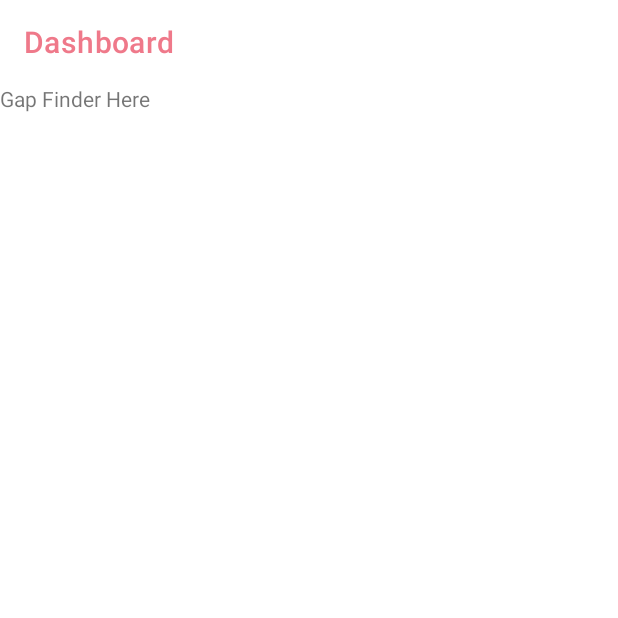
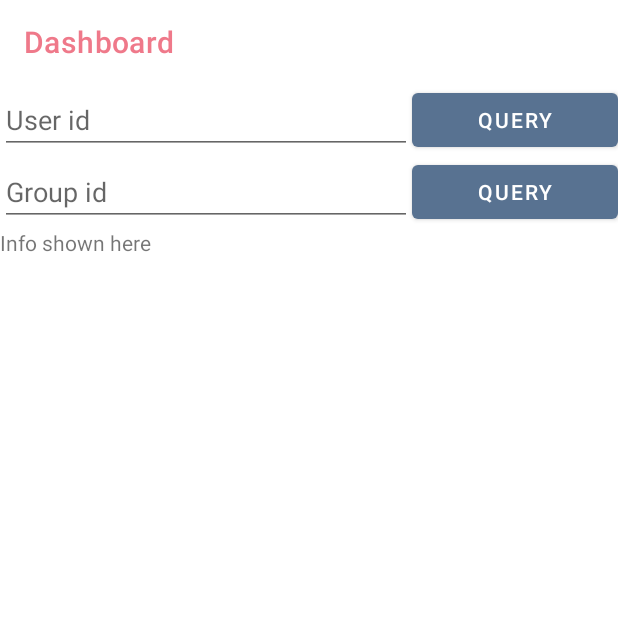
Before and after one commit to thespacemanatee/Beaver-App, an Android app: the fragment GapFinderFragment placed in its activity, on a phone screen of 412 x 824 dp, the top half of it. Run offline under Robolectric (Android 15) with nearby library versions, the phone set to English and light mode, and no system bars; our stand-ins replace CircleImageView, Firebase (no records; nobody signed in at launch, a user with empty details on screens opened directly); libraries missing offline, so code that uses them is left out: com.ismaeldivita.chipnavigation, com.yarolegovich.slidingrootnav; 9 statements that could not run were skipped.

Commit message:
Merged gap finder fragments

```diff
--- a/app/src/main/java/com/example/beever/feature/GapFinderFragment.java
+++ b/app/src/main/java/com/example/beever/feature/GapFinderFragment.java
@@ -7,15 +7,97 @@ import androidx.fragment.app.Fragment;
 import android.view.LayoutInflater;
 import android.view.View;
 import android.view.ViewGroup;
+import android.widget.Button;
+import android.widget.EditText;
+import android.widget.TextView;
+import android.widget.Toast;
 
 import com.example.beever.R;
+import com.example.beever.database.GroupEntry;
+import com.example.beever.database.UserEntry;
 
 public class GapFinderFragment extends Fragment {
+
+    EditText userId;
+    Button userQueryButton;
+    EditText groupId;
+    Button groupQueryButton;
+    TextView infoDisplay;
+
+    public GapFinderFragment() {
+        // Required empty public constructor
+    }
 
     @Override
     public View onCreateView(LayoutInflater inflater, ViewGroup container,
                              Bundle savedInstanceState) {
         // Inflate the layout for this fragment
-        return inflater.inflate(R.layout.fragment_gap_finder, container, false);
+        View v = inflater.inflate(R.layout.fragment_experimental_gap_finder, container, false);
+        userId = v.findViewById(R.id.edittext_experimental_user_id);
+        userQueryButton = v.findViewById(R.id.button_experimental_user_id);
+        groupId = v.findViewById(R.id.edittext_experimental_group_id);
+        groupQueryButton = v.findViewById(R.id.button_experimental_group_id);
+        infoDisplay = v.findViewById(R.id.textview_experimental_info);
+
+        userQueryButton.setOnClickListener(new View.OnClickListener(){
+
+            @Override
+            public void onClick(View v){
+                String queryUserId = userId.getText().toString();
+                //Log.i("Test",queryUserId);
+                if (queryUserId.equals("")) {
+                    Toast.makeText(getActivity(),"Please enter a user id.",Toast.LENGTH_SHORT).show();
+                    return;
+                }
+                UserEntry.GetUserEntry getUserEntry = new UserEntry.GetUserEntry(queryUserId,5000){
+                    public void onPostExecute(){
+                        if (!isSuccessful()){
+                            infoDisplay.setText("Failed0");
+                            return;
+                        }
+                        UserEntry.GetUserRelevantTodo getUserRelevantTodo = new UserEntry.GetUserRelevantTodo(getResult(),5000,true,true,queryUserId) {
+                            @Override
+                            public void onPostExecute() {
+                                infoDisplay.setText(isSuccessful()? getResult().toString():"Failed1");
+                            }
+                        };
+                        getUserRelevantTodo.start();
+                    }
+                };
+                getUserEntry.start();
+            }
+        });
+
+        groupQueryButton.setOnClickListener(new View.OnClickListener(){
+
+            @Override
+            public void onClick(View v){
+                String queryGroupId = groupId.getText().toString();
+                //Log.i("Test",queryUserId);
+                if (queryGroupId.equals("")) {
+                    Toast.makeText(getActivity(), "Please enter a group id.", Toast.LENGTH_SHORT).show();
+                    return;
+                }
+                GroupEntry.GetGroupEntry getGroupEntry = new GroupEntry.GetGroupEntry(queryGroupId,5000){
+                    public void onPostExecute(){
+                        if (!isSuccessful()){
+                            infoDisplay.setText("Failed0");
+                            return;
+                        }
+                        GroupEntry.GetGroupRelevantEvents getGroupRelevantEvents = new GroupEntry.GetGroupRelevantEvents(getResult(),5000) {
+                            @Override
+                            public void onPostExecute() {
+                                infoDisplay.setText(isSuccessful()? getResult().toString():"Failed1");
+                            }
+                        };
+                        getGroupRelevantEvents.start();
+                    }
+                };
+                getGroupEntry.start();
+
+            }
+        });
+
+        return v;
     }
 }
--- a/app/src/main/java/com/example/beever/navigation/MainDashboardFragment.java
+++ b/app/src/main/java/com/example/beever/navigation/MainDashboardFragment.java
@@ -58,7 +58,7 @@ public class MainDashboardFragment extends Fragment {
 
                     case R.id.bottom_menu_todo:
                         //fragment = new ToDoFragment();
-                        fragment = new ExperimentalGapFinderFragment();
+                        fragment = new ToDoFragment();
                         break;
                 }
 
```
